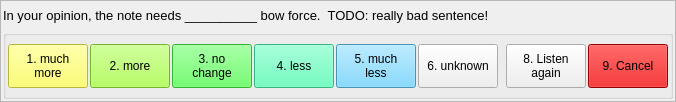
Before: the Qt Designer form python/judge_audio_gui.ui in gperciva/vivi, drawn with Qt 5.
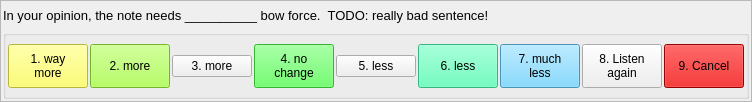
After: the same form once the commit is applied.

The edit to the form file:
```diff
--- a/python/judge_audio_gui.ui
+++ b/python/judge_audio_gui.ui
@@ -6,7 +6,7 @@
    <rect>
     <x>0</x>
     <y>0</y>
-    <width>676</width>
+    <width>723</width>
     <height>102</height>
    </rect>
   </property>
@@ -492,7 +492,7 @@
          </palette>
         </property>
         <property name="text">
-         <string>1. much
+         <string>1. way
 more</string>
         </property>
        </widget>
@@ -933,436 +933,8 @@
       </item>
       <item>
        <widget class="QPushButton" name="pushButton_3">
-        <property name="minimumSize">
-         <size>
-          <width>0</width>
-          <height>44</height>
-         </size>
-        </property>
-        <property name="maximumSize">
-         <size>
-          <width>16777215</width>
-          <height>44</height>
-         </size>
-        </property>
-        <property name="palette">
-         <palette>
-          <active>
-           <colorrole role="WindowText">
-            <brush brushstyle="SolidPattern">
-             <color alpha="255">
-              <red>0</red>
-              <green>0</green>
-              <blue>0</blue>
-             </color>
-            </brush>
-           </colorrole>
-           <colorrole role="Button">
-            <brush brushstyle="SolidPattern">
-             <color alpha="255">
-              <red>68</red>
-              <green>255</green>
-              <blue>65</blue>
-             </color>
-            </brush>
-           </colorrole>
-           <colorrole role="Light">
-            <brush brushstyle="SolidPattern">
-             <color alpha="255">
-              <red>194</red>
-              <green>255</green>
-              <blue>193</blue>
-             </color>
-            </brush>
-           </colorrole>
-           <colorrole role="Midlight">
-            <brush brushstyle="SolidPattern">
-             <color alpha="255">
-              <red>131</red>
-              <green>255</green>
-              <blue>129</blue>
-             </color>
-            </brush>
-           </colorrole>
-           <colorrole role="Dark">
-            <brush brushstyle="SolidPattern">
-             <color alpha="255">
-              <red>34</red>
-              <green>127</green>
-              <blue>32</blue>
-             </color>
-            </brush>
-           </colorrole>
-           <colorrole role="Mid">
-            <brush brushstyle="SolidPattern">
-             <color alpha="255">
-              <red>45</red>
-              <green>170</green>
-              <blue>43</blue>
-             </color>
-            </brush>
-           </colorrole>
-           <colorrole role="Text">
-            <brush brushstyle="SolidPattern">
-             <color alpha="255">
-              <red>0</red>
-              <green>0</green>
-              <blue>0</blue>
-             </color>
-            </brush>
-           </colorrole>
-           <colorrole role="BrightText">
-            <brush brushstyle="SolidPattern">
-             <color alpha="255">
-              <red>255</red>
-              <green>255</green>
-              <blue>255</blue>
-             </color>
-            </brush>
-           </colorrole>
-           <colorrole role="ButtonText">
-            <brush brushstyle="SolidPattern">
-             <color alpha="255">
-              <red>0</red>
-              <green>0</green>
-              <blue>0</blue>
-             </color>
-            </brush>
-           </colorrole>
-           <colorrole role="Base">
-            <brush brushstyle="SolidPattern">
-             <color alpha="255">
-              <red>255</red>
-              <green>255</green>
-              <blue>255</blue>
-             </color>
-            </brush>
-           </colorrole>
-           <colorrole role="Window">
-            <brush brushstyle="SolidPattern">
-             <color alpha="255">
-              <red>68</red>
-              <green>255</green>
-              <blue>65</blue>
-             </color>
-            </brush>
-           </colorrole>
-           <colorrole role="Shadow">
-            <brush brushstyle="SolidPattern">
-             <color alpha="255">
-              <red>0</red>
-              <green>0</green>
-              <blue>0</blue>
-             </color>
-            </brush>
-           </colorrole>
-           <colorrole role="AlternateBase">
-            <brush brushstyle="SolidPattern">
-             <color alpha="255">
-              <red>161</red>
-              <green>255</green>
-              <blue>160</blue>
-             </color>
-            </brush>
-           </colorrole>
-           <colorrole role="ToolTipBase">
-            <brush brushstyle="SolidPattern">
-             <color alpha="255">
-              <red>255</red>
-              <green>255</green>
-              <blue>220</blue>
-             </color>
-            </brush>
-           </colorrole>
-           <colorrole role="ToolTipText">
-            <brush brushstyle="SolidPattern">
-             <color alpha="255">
-              <red>0</red>
-              <green>0</green>
-              <blue>0</blue>
-             </color>
-            </brush>
-           </colorrole>
-          </active>
-          <inactive>
-           <colorrole role="WindowText">
-            <brush brushstyle="SolidPattern">
-             <color alpha="255">
-              <red>0</red>
-              <green>0</green>
-              <blue>0</blue>
-             </color>
-            </brush>
-           </colorrole>
-           <colorrole role="Button">
-            <brush brushstyle="SolidPattern">
-             <color alpha="255">
-              <red>68</red>
-              <green>255</green>
-              <blue>65</blue>
-             </color>
-            </brush>
-           </colorrole>
-           <colorrole role="Light">
-            <brush brushstyle="SolidPattern">
-             <color alpha="255">
-              <red>194</red>
-              <green>255</green>
-              <blue>193</blue>
-             </color>
-            </brush>
-           </colorrole>
-           <colorrole role="Midlight">
-            <brush brushstyle="SolidPattern">
-             <color alpha="255">
-              <red>131</red>
-              <green>255</green>
-              <blue>129</blue>
-             </color>
-            </brush>
-           </colorrole>
-           <colorrole role="Dark">
-            <brush brushstyle="SolidPattern">
-             <color alpha="255">
-              <red>34</red>
-              <green>127</green>
-              <blue>32</blue>
-             </color>
-            </brush>
-           </colorrole>
-           <colorrole role="Mid">
-            <brush brushstyle="SolidPattern">
-             <color alpha="255">
-              <red>45</red>
-              <green>170</green>
-              <blue>43</blue>
-             </color>
-            </brush>
-           </colorrole>
-           <colorrole role="Text">
-            <brush brushstyle="SolidPattern">
-             <color alpha="255">
-              <red>0</red>
-              <green>0</green>
-              <blue>0</blue>
-             </color>
-            </brush>
-           </colorrole>
-           <colorrole role="BrightText">
-            <brush brushstyle="SolidPattern">
-             <color alpha="255">
-              <red>255</red>
-              <green>255</green>
-              <blue>255</blue>
-             </color>
-            </brush>
-           </colorrole>
-           <colorrole role="ButtonText">
-            <brush brushstyle="SolidPattern">
-             <color alpha="255">
-              <red>0</red>
-              <green>0</green>
-              <blue>0</blue>
-             </color>
-            </brush>
-           </colorrole>
-           <colorrole role="Base">
-            <brush brushstyle="SolidPattern">
-             <color alpha="255">
-              <red>255</red>
-              <green>255</green>
-              <blue>255</blue>
-             </color>
-            </brush>
-           </colorrole>
-           <colorrole role="Window">
-            <brush brushstyle="SolidPattern">
-             <color alpha="255">
-              <red>68</red>
-              <green>255</green>
-              <blue>65</blue>
-             </color>
-            </brush>
-           </colorrole>
-           <colorrole role="Shadow">
-            <brush brushstyle="SolidPattern">
-             <color alpha="255">
-              <red>0</red>
-              <green>0</green>
-              <blue>0</blue>
-             </color>
-            </brush>
-           </colorrole>
-           <colorrole role="AlternateBase">
-            <brush brushstyle="SolidPattern">
-             <color alpha="255">
-              <red>161</red>
-              <green>255</green>
-              <blue>160</blue>
-             </color>
-            </brush>
-           </colorrole>
-           <colorrole role="ToolTipBase">
-            <brush brushstyle="SolidPattern">
-             <color alpha="255">
-              <red>255</red>
-              <green>255</green>
-              <blue>220</blue>
-             </color>
-            </brush>
-           </colorrole>
-           <colorrole role="ToolTipText">
-            <brush brushstyle="SolidPattern">
-             <color alpha="255">
-              <red>0</red>
-              <green>0</green>
-              <blue>0</blue>
-             </color>
-            </brush>
-           </colorrole>
-          </inactive>
-          <disabled>
-           <colorrole role="WindowText">
-            <brush brushstyle="SolidPattern">
-             <color alpha="255">
-              <red>34</red>
-              <green>127</green>
-              <blue>32</blue>
-             </color>
-            </brush>
-           </colorrole>
-           <colorrole role="Button">
-            <brush brushstyle="SolidPattern">
-             <color alpha="255">
-              <red>68</red>
-              <green>255</green>
-              <blue>65</blue>
-             </color>
-            </brush>
-           </colorrole>
-           <colorrole role="Light">
-            <brush brushstyle="SolidPattern">
-             <color alpha="255">
-              <red>194</red>
-              <green>255</green>
-              <blue>193</blue>
-             </color>
-            </brush>
-           </colorrole>
-           <colorrole role="Midlight">
-            <brush brushstyle="SolidPattern">
-             <color alpha="255">
-              <red>131</red>
-              <green>255</green>
-              <blue>129</blue>
-             </color>
-            </brush>
-           </colorrole>
-           <colorrole role="Dark">
-            <brush brushstyle="SolidPattern">
-             <color alpha="255">
-              <red>34</red>
-              <green>127</green>
-              <blue>32</blue>
-             </color>
-            </brush>
-           </colorrole>
-           <colorrole role="Mid">
-            <brush brushstyle="SolidPattern">
-             <color alpha="255">
-              <red>45</red>
-              <green>170</green>
-              <blue>43</blue>
-             </color>
-            </brush>
-           </colorrole>
-           <colorrole role="Text">
-            <brush brushstyle="SolidPattern">
-             <color alpha="255">
-              <red>34</red>
-              <green>127</green>
-              <blue>32</blue>
-             </color>
-            </brush>
-           </colorrole>
-           <colorrole role="BrightText">
-            <brush brushstyle="SolidPattern">
-             <color alpha="255">
-              <red>255</red>
-              <green>255</green>
-              <blue>255</blue>
-             </color>
-            </brush>
-           </colorrole>
-           <colorrole role="ButtonText">
-            <brush brushstyle="SolidPattern">
-             <color alpha="255">
-              <red>34</red>
-              <green>127</green>
-              <blue>32</blue>
-             </color>
-            </brush>
-           </colorrole>
-           <colorrole role="Base">
-            <brush brushstyle="SolidPattern">
-             <color alpha="255">
-              <red>68</red>
-              <green>255</green>
-              <blue>65</blue>
-             </color>
-            </brush>
-           </colorrole>
-           <colorrole role="Window">
-            <brush brushstyle="SolidPattern">
-             <color alpha="255">
-              <red>68</red>
-              <green>255</green>
-              <blue>65</blue>
-             </color>
-            </brush>
-           </colorrole>
-           <colorrole role="Shadow">
-            <brush brushstyle="SolidPattern">
-             <color alpha="255">
-              <red>0</red>
-              <green>0</green>
-              <blue>0</blue>
-             </color>
-            </brush>
-           </colorrole>
-           <colorrole role="AlternateBase">
-            <brush brushstyle="SolidPattern">
-             <color alpha="255">
-              <red>68</red>
-              <green>255</green>
-              <blue>65</blue>
-             </color>
-            </brush>
-           </colorrole>
-           <colorrole role="ToolTipBase">
-            <brush brushstyle="SolidPattern">
-             <color alpha="255">
-              <red>255</red>
-              <green>255</green>
-              <blue>220</blue>
-             </color>
-            </brush>
-           </colorrole>
-           <colorrole role="ToolTipText">
-            <brush brushstyle="SolidPattern">
-             <color alpha="255">
-              <red>0</red>
-              <green>0</green>
-              <blue>0</blue>
-             </color>
-            </brush>
-           </colorrole>
-          </disabled>
-         </palette>
-        </property>
         <property name="text">
-         <string>3. no
-change</string>
+         <string>3. more</string>
         </property>
        </widget>
       </item>
@@ -1395,45 +967,45 @@
            <colorrole role="Button">
             <brush brushstyle="SolidPattern">
              <color alpha="255">
-              <red>73</red>
+              <red>68</red>
               <green>255</green>
-              <blue>179</blue>
+              <blue>65</blue>
              </color>
             </brush>
            </colorrole>
            <colorrole role="Light">
             <brush brushstyle="SolidPattern">
              <color alpha="255">
-              <red>201</red>
+              <red>194</red>
               <green>255</green>
-              <blue>233</blue>
+              <blue>193</blue>
              </color>
             </brush>
            </colorrole>
            <colorrole role="Midlight">
             <brush brushstyle="SolidPattern">
              <color alpha="255">
-              <red>137</red>
+              <red>131</red>
               <green>255</green>
-              <blue>206</blue>
+              <blue>129</blue>
              </color>
             </brush>
            </colorrole>
            <colorrole role="Dark">
             <brush brushstyle="SolidPattern">
              <color alpha="255">
-              <red>36</red>
+              <red>34</red>
               <green>127</green>
-              <blue>89</blue>
+              <blue>32</blue>
              </color>
             </brush>
            </colorrole>
            <colorrole role="Mid">
             <brush brushstyle="SolidPattern">
              <color alpha="255">
-              <red>48</red>
+              <red>45</red>
               <green>170</green>
-              <blue>119</blue>
+              <blue>43</blue>
              </color>
             </brush>
            </colorrole>
@@ -1476,9 +1048,9 @@
            <colorrole role="Window">
             <brush brushstyle="SolidPattern">
              <color alpha="255">
-              <red>73</red>
+              <red>68</red>
               <green>255</green>
-              <blue>179</blue>
+              <blue>65</blue>
              </color>
             </brush>
            </colorrole>
@@ -1494,9 +1066,9 @@
            <colorrole role="AlternateBase">
             <brush brushstyle="SolidPattern">
              <color alpha="255">
-              <red>164</red>
+              <red>161</red>
               <green>255</green>
-              <blue>217</blue>
+              <blue>160</blue>
              </color>
             </brush>
            </colorrole>
@@ -1532,45 +1104,45 @@
            <colorrole role="Button">
             <brush brushstyle="SolidPattern">
              <color alpha="255">
-              <red>73</red>
+              <red>68</red>
               <green>255</green>
-              <blue>179</blue>
+              <blue>65</blue>
              </color>
             </brush>
            </colorrole>
            <colorrole role="Light">
             <brush brushstyle="SolidPattern">
              <color alpha="255">
-              <red>201</red>
+              <red>194</red>
               <green>255</green>
-              <blue>233</blue>
+              <blue>193</blue>
              </color>
             </brush>
            </colorrole>
            <colorrole role="Midlight">
             <brush brushstyle="SolidPattern">
              <color alpha="255">
-              <red>137</red>
+              <red>131</red>
               <green>255</green>
-              <blue>206</blue>
+              <blue>129</blue>
              </color>
             </brush>
            </colorrole>
            <colorrole role="Dark">
             <brush brushstyle="SolidPattern">
              <color alpha="255">
-              <red>36</red>
+              <red>34</red>
               <green>127</green>
-              <blue>89</blue>
+              <blue>32</blue>
              </color>
             </brush>
            </colorrole>
            <colorrole role="Mid">
             <brush brushstyle="SolidPattern">
              <color alpha="255">
-              <red>48</red>
+              <red>45</red>
               <green>170</green>
-              <blue>119</blue>
+              <blue>43</blue>
              </color>
             </brush>
            </colorrole>
@@ -1613,9 +1185,9 @@
            <colorrole role="Window">
             <brush brushstyle="SolidPattern">
              <color alpha="255">
-              <red>73</red>
+              <red>68</red>
               <green>255</green>
-              <blue>179</blue>
+              <blue>65</blue>
              </color>
             </brush>
            </colorrole>
@@ -1631,9 +1203,9 @@
            <colorrole role="AlternateBase">
             <brush brushstyle="SolidPattern">
              <color alpha="255">
-              <red>164</red>
+              <red>161</red>
               <green>255</green>
-              <blue>217</blue>
+              <blue>160</blue>
              </color>
             </brush>
            </colorrole>
@@ -1660,63 +1232,63 @@
            <colorrole role="WindowText">
             <brush brushstyle="SolidPattern">
              <color alpha="255">
-              <red>36</red>
+              <red>34</red>
               <green>127</green>
-              <blue>89</blue>
+              <blue>32</blue>
              </color>
             </brush>
            </colorrole>
            <colorrole role="Button">
             <brush brushstyle="SolidPattern">
              <color alpha="255">
-              <red>73</red>
+              <red>68</red>
               <green>255</green>
-              <blue>179</blue>
+              <blue>65</blue>
              </color>
             </brush>
            </colorrole>
            <colorrole role="Light">
             <brush brushstyle="SolidPattern">
              <color alpha="255">
-              <red>201</red>
+              <red>194</red>
               <green>255</green>
-              <blue>233</blue>
+              <blue>193</blue>
              </color>
             </brush>
            </colorrole>
            <colorrole role="Midlight">
             <brush brushstyle="SolidPattern">
              <color alpha="255">
-              <red>137</red>
+              <red>131</red>
               <green>255</green>
-              <blue>206</blue>
+              <blue>129</blue>
              </color>
             </brush>
            </colorrole>
            <colorrole role="Dark">
             <brush brushstyle="SolidPattern">
              <color alpha="255">
-              <red>36</red>
+              <red>34</red>
               <green>127</green>
-              <blue>89</blue>
+              <blue>32</blue>
              </color>
             </brush>
            </colorrole>
            <colorrole role="Mid">
             <brush brushstyle="SolidPattern">
              <color alpha="255">
-              <red>48</red>
+              <red>45</red>
               <green>170</green>
-              <blue>119</blue>
+              <blue>43</blue>
              </color>
             </brush>
            </colorrole>
            <colorrole role="Text">
             <brush brushstyle="SolidPattern">
              <color alpha="255">
-              <red>36</red>
+              <red>34</red>
               <green>127</green>
-              <blue>89</blue>
+              <blue>32</blue>
              </color>
             </brush>
            </colorrole>
@@ -1732,27 +1304,27 @@
            <colorrole role="ButtonText">
             <brush brushstyle="SolidPattern">
              <color alpha="255">
-              <red>36</red>
+              <red>34</red>
               <green>127</green>
-              <blue>89</blue>
+              <blue>32</blue>
              </color>
             </brush>
            </colorrole>
            <colorrole role="Base">
             <brush brushstyle="SolidPattern">
              <color alpha="255">
-              <red>73</red>
+              <red>68</red>
               <green>255</green>
-              <blue>179</blue>
+              <blue>65</blue>
              </color>
             </brush>
            </colorrole>
            <colorrole role="Window">
             <brush brushstyle="SolidPattern">
              <color alpha="255">
-              <red>73</red>
+              <red>68</red>
               <green>255</green>
-              <blue>179</blue>
+              <blue>65</blue>
              </color>
             </brush>
            </colorrole>
@@ -1768,9 +1340,9 @@
            <colorrole role="AlternateBase">
             <brush brushstyle="SolidPattern">
              <color alpha="255">
-              <red>73</red>
+              <red>68</red>
               <green>255</green>
-              <blue>179</blue>
+              <blue>65</blue>
              </color>
             </brush>
            </colorrole>
@@ -1796,12 +1368,20 @@
          </palette>
         </property>
         <property name="text">
-         <string>4. less</string>
+         <string>4. no
+change</string>
         </property>
        </widget>
       </item>
       <item>
        <widget class="QPushButton" name="pushButton_5">
+        <property name="text">
+         <string>5. less</string>
+        </property>
+       </widget>
+      </item>
+      <item>
+       <widget class="QPushButton" name="pushButton_6">
         <property name="minimumSize">
          <size>
           <width>0</width>
@@ -1829,6 +1409,440 @@
            <colorrole role="Button">
             <brush brushstyle="SolidPattern">
              <color alpha="255">
+              <red>73</red>
+              <green>255</green>
+              <blue>179</blue>
+             </color>
+            </brush>
+           </colorrole>
+           <colorrole role="Light">
+            <brush brushstyle="SolidPattern">
+             <color alpha="255">
+              <red>201</red>
+              <green>255</green>
+              <blue>233</blue>
+             </color>
+            </brush>
+           </colorrole>
+           <colorrole role="Midlight">
+            <brush brushstyle="SolidPattern">
+             <color alpha="255">
+              <red>137</red>
+              <green>255</green>
+              <blue>206</blue>
+             </color>
+            </brush>
+           </colorrole>
+           <colorrole role="Dark">
+            <brush brushstyle="SolidPattern">
+             <color alpha="255">
+              <red>36</red>
+              <green>127</green>
+              <blue>89</blue>
+             </color>
+            </brush>
+           </colorrole>
+           <colorrole role="Mid">
+            <brush brushstyle="SolidPattern">
+             <color alpha="255">
+              <red>48</red>
+              <green>170</green>
+              <blue>119</blue>
+             </color>
+            </brush>
+           </colorrole>
+           <colorrole role="Text">
+            <brush brushstyle="SolidPattern">
+             <color alpha="255">
+              <red>0</red>
+              <green>0</green>
+              <blue>0</blue>
+             </color>
+            </brush>
+           </colorrole>
+           <colorrole role="BrightText">
+            <brush brushstyle="SolidPattern">
+             <color alpha="255">
+              <red>255</red>
+              <green>255</green>
+              <blue>255</blue>
+             </color>
+            </brush>
+           </colorrole>
+           <colorrole role="ButtonText">
+            <brush brushstyle="SolidPattern">
+             <color alpha="255">
+              <red>0</red>
+              <green>0</green>
+              <blue>0</blue>
+             </color>
+            </brush>
+           </colorrole>
+           <colorrole role="Base">
+            <brush brushstyle="SolidPattern">
+             <color alpha="255">
+              <red>255</red>
+              <green>255</green>
+              <blue>255</blue>
+             </color>
+            </brush>
+           </colorrole>
+           <colorrole role="Window">
+            <brush brushstyle="SolidPattern">
+             <color alpha="255">
+              <red>73</red>
+              <green>255</green>
+              <blue>179</blue>
+             </color>
+            </brush>
+           </colorrole>
+           <colorrole role="Shadow">
+            <brush brushstyle="SolidPattern">
+             <color alpha="255">
+              <red>0</red>
+              <green>0</green>
+              <blue>0</blue>
+             </color>
+            </brush>
+           </colorrole>
+           <colorrole role="AlternateBase">
+            <brush brushstyle="SolidPattern">
+             <color alpha="255">
+              <red>164</red>
+              <green>255</green>
+              <blue>217</blue>
+             </color>
+            </brush>
+           </colorrole>
+           <colorrole role="ToolTipBase">
+            <brush brushstyle="SolidPattern">
+             <color alpha="255">
+              <red>255</red>
+              <green>255</green>
+              <blue>220</blue>
+             </color>
+            </brush>
+           </colorrole>
+           <colorrole role="ToolTipText">
+            <brush brushstyle="SolidPattern">
+             <color alpha="255">
+              <red>0</red>
+              <green>0</green>
+              <blue>0</blue>
+             </color>
+            </brush>
+           </colorrole>
+          </active>
+          <inactive>
+           <colorrole role="WindowText">
+            <brush brushstyle="SolidPattern">
+             <color alpha="255">
+              <red>0</red>
+              <green>0</green>
+              <blue>0</blue>
+             </color>
+            </brush>
+           </colorrole>
+           <colorrole role="Button">
+            <brush brushstyle="SolidPattern">
+             <color alpha="255">
+              <red>73</red>
+              <green>255</green>
+              <blue>179</blue>
+             </color>
+            </brush>
+           </colorrole>
+           <colorrole role="Light">
+            <brush brushstyle="SolidPattern">
+             <color alpha="255">
+              <red>201</red>
+              <green>255</green>
+              <blue>233</blue>
+             </color>
+            </brush>
+           </colorrole>
+           <colorrole role="Midlight">
+            <brush brushstyle="SolidPattern">
+             <color alpha="255">
+              <red>137</red>
+              <green>255</green>
+              <blue>206</blue>
+             </color>
+            </brush>
+           </colorrole>
+           <colorrole role="Dark">
+            <brush brushstyle="SolidPattern">
+             <color alpha="255">
+              <red>36</red>
+              <green>127</green>
+              <blue>89</blue>
+             </color>
+            </brush>
+           </colorrole>
+           <colorrole role="Mid">
+            <brush brushstyle="SolidPattern">
+             <color alpha="255">
+              <red>48</red>
+              <green>170</green>
+              <blue>119</blue>
+             </color>
+            </brush>
+           </colorrole>
+           <colorrole role="Text">
+            <brush brushstyle="SolidPattern">
+             <color alpha="255">
+              <red>0</red>
+              <green>0</green>
+              <blue>0</blue>
+             </color>
+            </brush>
+           </colorrole>
+           <colorrole role="BrightText">
+            <brush brushstyle="SolidPattern">
+             <color alpha="255">
+              <red>255</red>
+              <green>255</green>
+              <blue>255</blue>
+             </color>
+            </brush>
+           </colorrole>
+           <colorrole role="ButtonText">
+            <brush brushstyle="SolidPattern">
+             <color alpha="255">
+              <red>0</red>
+              <green>0</green>
+              <blue>0</blue>
+             </color>
+            </brush>
+           </colorrole>
+           <colorrole role="Base">
+            <brush brushstyle="SolidPattern">
+             <color alpha="255">
+              <red>255</red>
+              <green>255</green>
+              <blue>255</blue>
+             </color>
+            </brush>
+           </colorrole>
+           <colorrole role="Window">
+            <brush brushstyle="SolidPattern">
+             <color alpha="255">
+              <red>73</red>
+              <green>255</green>
+              <blue>179</blue>
+             </color>
+            </brush>
+           </colorrole>
+           <colorrole role="Shadow">
+            <brush brushstyle="SolidPattern">
+             <color alpha="255">
+              <red>0</red>
+              <green>0</green>
+              <blue>0</blue>
+             </color>
+            </brush>
+           </colorrole>
+           <colorrole role="AlternateBase">
+            <brush brushstyle="SolidPattern">
+             <color alpha="255">
+              <red>164</red>
+              <green>255</green>
+              <blue>217</blue>
+             </color>
+            </brush>
+           </colorrole>
+           <colorrole role="ToolTipBase">
+            <brush brushstyle="SolidPattern">
+             <color alpha="255">
+              <red>255</red>
+              <green>255</green>
+              <blue>220</blue>
+             </color>
+            </brush>
+           </colorrole>
+           <colorrole role="ToolTipText">
+            <brush brushstyle="SolidPattern">
+             <color alpha="255">
+              <red>0</red>
+              <green>0</green>
+              <blue>0</blue>
+             </color>
+            </brush>
+           </colorrole>
+          </inactive>
+          <disabled>
+           <colorrole role="WindowText">
+            <brush brushstyle="SolidPattern">
+             <color alpha="255">
+              <red>36</red>
+              <green>127</green>
+              <blue>89</blue>
+             </color>
+            </brush>
+           </colorrole>
+           <colorrole role="Button">
+            <brush brushstyle="SolidPattern">
+             <color alpha="255">
+              <red>73</red>
+              <green>255</green>
+              <blue>179</blue>
+             </color>
+            </brush>
+           </colorrole>
+           <colorrole role="Light">
+            <brush brushstyle="SolidPattern">
+             <color alpha="255">
+              <red>201</red>
+              <green>255</green>
+              <blue>233</blue>
+             </color>
+            </brush>
+           </colorrole>
+           <colorrole role="Midlight">
+            <brush brushstyle="SolidPattern">
+             <color alpha="255">
+              <red>137</red>
+              <green>255</green>
+              <blue>206</blue>
+             </color>
+            </brush>
+           </colorrole>
+           <colorrole role="Dark">
+            <brush brushstyle="SolidPattern">
+             <color alpha="255">
+              <red>36</red>
+              <green>127</green>
+              <blue>89</blue>
+             </color>
+            </brush>
+           </colorrole>
+           <colorrole role="Mid">
+            <brush brushstyle="SolidPattern">
+             <color alpha="255">
+              <red>48</red>
+              <green>170</green>
+              <blue>119</blue>
+             </color>
+            </brush>
+           </colorrole>
+           <colorrole role="Text">
+            <brush brushstyle="SolidPattern">
+             <color alpha="255">
+              <red>36</red>
+              <green>127</green>
+              <blue>89</blue>
+             </color>
+            </brush>
+           </colorrole>
+           <colorrole role="BrightText">
+            <brush brushstyle="SolidPattern">
+             <color alpha="255">
+              <red>255</red>
+              <green>255</green>
+              <blue>255</blue>
+             </color>
+            </brush>
+           </colorrole>
+           <colorrole role="ButtonText">
+            <brush brushstyle="SolidPattern">
+             <color alpha="255">
+              <red>36</red>
+              <green>127</green>
+              <blue>89</blue>
+             </color>
+            </brush>
+           </colorrole>
+           <colorrole role="Base">
+            <brush brushstyle="SolidPattern">
+             <color alpha="255">
+              <red>73</red>
+              <green>255</green>
+              <blue>179</blue>
+             </color>
+            </brush>
+           </colorrole>
+           <colorrole role="Window">
+            <brush brushstyle="SolidPattern">
+             <color alpha="255">
+              <red>73</red>
+              <green>255</green>
+              <blue>179</blue>
+             </color>
+            </brush>
+           </colorrole>
+           <colorrole role="Shadow">
+            <brush brushstyle="SolidPattern">
+             <color alpha="255">
+              <red>0</red>
+              <green>0</green>
+              <blue>0</blue>
+             </color>
+            </brush>
+           </colorrole>
+           <colorrole role="AlternateBase">
+            <brush brushstyle="SolidPattern">
+             <color alpha="255">
+              <red>73</red>
+              <green>255</green>
+              <blue>179</blue>
+             </color>
+            </brush>
+           </colorrole>
+           <colorrole role="ToolTipBase">
+            <brush brushstyle="SolidPattern">
+             <color alpha="255">
+              <red>255</red>
+              <green>255</green>
+              <blue>220</blue>
+             </color>
+            </brush>
+           </colorrole>
+           <colorrole role="ToolTipText">
+            <brush brushstyle="SolidPattern">
+             <color alpha="255">
+              <red>0</red>
+              <green>0</green>
+              <blue>0</blue>
+             </color>
+            </brush>
+           </colorrole>
+          </disabled>
+         </palette>
+        </property>
+        <property name="text">
+         <string>6. less</string>
+        </property>
+       </widget>
+      </item>
+      <item>
+       <widget class="QPushButton" name="pushButton_7">
+        <property name="minimumSize">
+         <size>
+          <width>0</width>
+          <height>44</height>
+         </size>
+        </property>
+        <property name="maximumSize">
+         <size>
+          <width>16777215</width>
+          <height>44</height>
+         </size>
+        </property>
+        <property name="palette">
+         <palette>
+          <active>
+           <colorrole role="WindowText">
+            <brush brushstyle="SolidPattern">
+             <color alpha="255">
+              <red>0</red>
+              <green>0</green>
+              <blue>0</blue>
+             </color>
+            </brush>
+           </colorrole>
+           <colorrole role="Button">
+            <brush brushstyle="SolidPattern">
+             <color alpha="255">
               <red>99</red>
               <green>206</green>
               <blue>255</blue>
@@ -2230,30 +2244,11 @@
          </palette>
         </property>
         <property name="text">
-         <string>5. much
+         <string>7. much
 less</string>
         </property>
        </widget>
       </item>
-      <item>
-       <widget class="QPushButton" name="pushButton">
-        <property name="minimumSize">
-         <size>
-          <width>0</width>
-          <height>44</height>
-         </size>
-        </property>
-        <property name="maximumSize">
-         <size>
-          <width>16777215</width>
-          <height>44</height>
-         </size>
-        </property>
-        <property name="text">
-         <string>6. unknown</string>
-        </property>
-       </widget>
-      </item>
       <item>
        <spacer name="horizontalSpacer">
         <property name="orientation">
```
